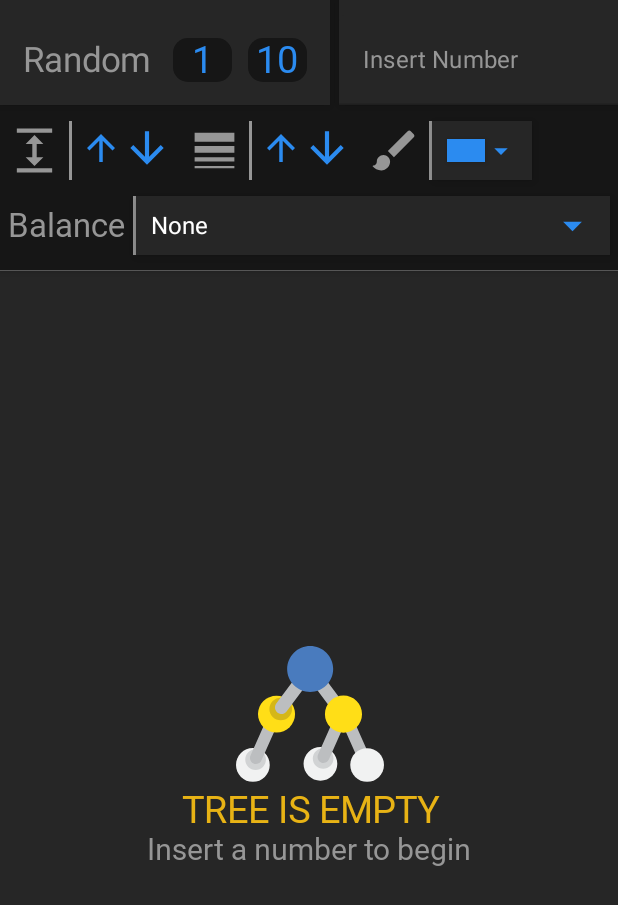
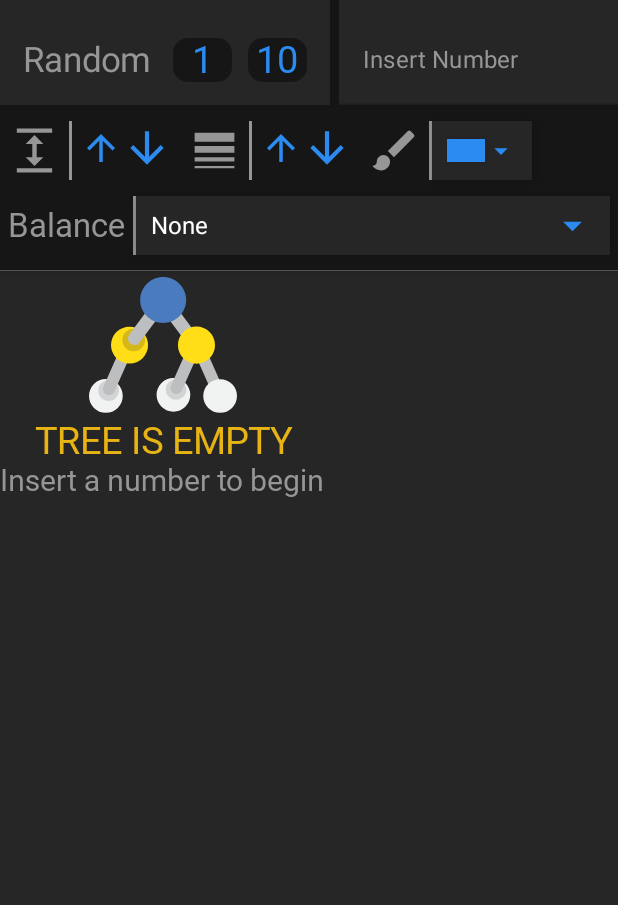
Before and after one commit to Tyler-Lopez/BinaryTreeVisualizer, an Android app built with Jetpack Compose: the screen it shows after launch (MainActivity), on a phone screen of 412 x 824 dp. Shown: the top 905 px of the screen. Run offline under Robolectric (Android 15) with nearby library versions, the light colour scheme and no system bars; our stand-ins replace accompanist.

Commit message:
Code cleanup

```diff
--- a/app/src/main/java/com/company/avlvisualizer/ComposableEmptyTree.kt
+++ b/app/src/main/java/com/company/avlvisualizer/ComposableEmptyTree.kt
@@ -1,10 +1,7 @@
 package com.company.avlvisualizer
 
 import androidx.compose.foundation.Image
-import androidx.compose.foundation.layout.BoxWithConstraints
-import androidx.compose.foundation.layout.Column
-import androidx.compose.foundation.layout.fillMaxSize
-import androidx.compose.foundation.layout.size
+import androidx.compose.foundation.layout.*
 import androidx.compose.material.Text
 import androidx.compose.runtime.Composable
 import androidx.compose.ui.Alignment
@@ -19,15 +16,8 @@ import com.company.avlvisualizer.ui.theme.LightGrey
 import com.company.avlvisualizer.ui.theme.roboto
 
 @Composable
-fun ComposableEmptyTree() {
+fun ComposableEmptyTree(boxWithConstraintsScope: BoxWithConstraintsScope) {
     // Box with constraints used to access max width and max height
-    BoxWithConstraints(
-        modifier = Modifier.fillMaxSize(),
-        contentAlignment = Alignment.Center
-    ) {
-
-        val boxWithConstraintsScope = this
-
     // Calculate the size of the composable such that it fits within constraints
     val respWidth = (LocalDensity.current.run {
         minOf(
@@ -58,4 +48,3 @@ fun ComposableEmptyTree() {
         )
     }
 }
-}
--- a/app/src/main/java/com/company/avlvisualizer/MainActivity.kt
+++ b/app/src/main/java/com/company/avlvisualizer/MainActivity.kt
@@ -15,14 +15,9 @@ import androidx.compose.runtime.*
 import androidx.compose.ui.Alignment
 import androidx.compose.ui.ExperimentalComposeUiApi
 import androidx.compose.ui.Modifier
-import androidx.compose.ui.graphics.Color
 import androidx.compose.ui.platform.LocalContext
-import androidx.compose.ui.platform.LocalDensity
-import androidx.compose.ui.res.painterResource
-import androidx.compose.ui.text.style.TextAlign
 import androidx.compose.ui.unit.ExperimentalUnitApi
 import androidx.compose.ui.unit.dp
-import androidx.compose.ui.unit.sp
 import com.company.avlvisualizer.ui.theme.*
 import kotlinx.coroutines.launch
 import java.lang.NumberFormatException
@@ -77,7 +72,6 @@ class MainActivity : ComponentActivity() {
                 Scaffold(
                     topBar = {
                         ComposableTopBar(
-                            message = "",
                             onSpacingChange = {
                                 if (treeStyle.ySpacing <= 10 && it < 0) {
                                     scope.launch {
@@ -188,15 +182,22 @@ class MainActivity : ComponentActivity() {
                     scaffoldState = scaffoldState,
                     snackbarHost = { scaffoldState.snackbarHostState }
                 ) {
-
-
+                    // Contains either the tree or a placeholder message
                     BoxWithConstraints(
                         modifier = Modifier
                             .fillMaxSize()
                             .background(Grey)
-                            .padding(bottom = if (nodeComposableDataList.isNotEmpty()) 55.dp else 0.dp)
+                            .padding(
+                                bottom =
+                                if (nodeComposableDataList.isNotEmpty())
+                                    55.dp
+                                else
+                                    0.dp
+                            ) // Add padding if bottom bar is present
                     ) {
                         val boxWithConstraintsScope = this
+
+                        // If the tree is not empty, draw the tree
                         if (nodeComposableDataList.isNotEmpty()) {
                             ComposableTree(
                                 data = nodeComposableDataList,
@@ -207,9 +208,11 @@ class MainActivity : ComponentActivity() {
                                 }
                             )
                         } else {
-                            ComposableEmptyTree()
+                            // If empty, display placeholder message
+                            ComposableEmptyTree(boxWithConstraintsScope)
                         }
 
+                        // Snackbar used to display error messages
                         ComposableSnackbar(
                             snackbarHostState = scaffoldState.snackbarHostState,
                             modifier = Modifier
```
Lines whose indentation alone changed are shown as unchanged.
